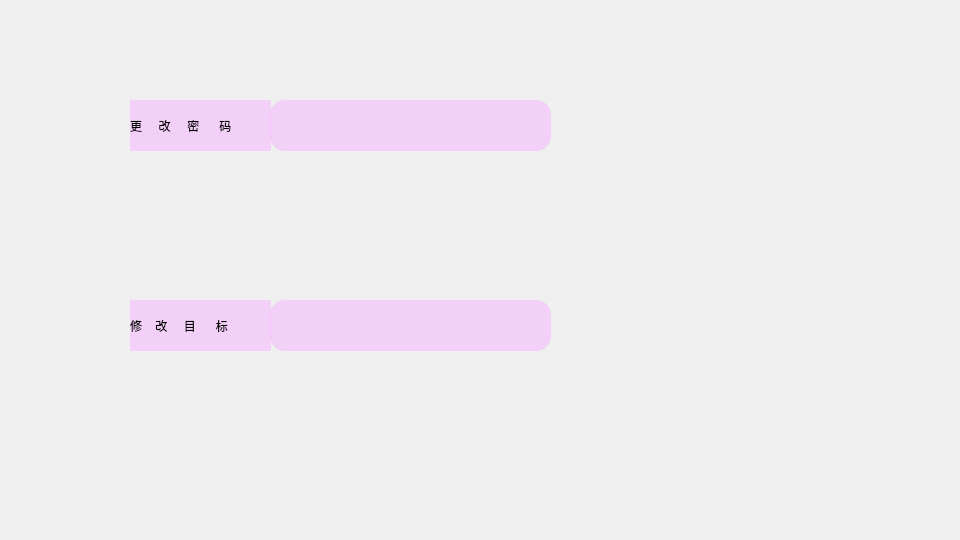
Above: setting_page.ui from YuanQiPKU/Reservoir before the change. Below: the same form after it.
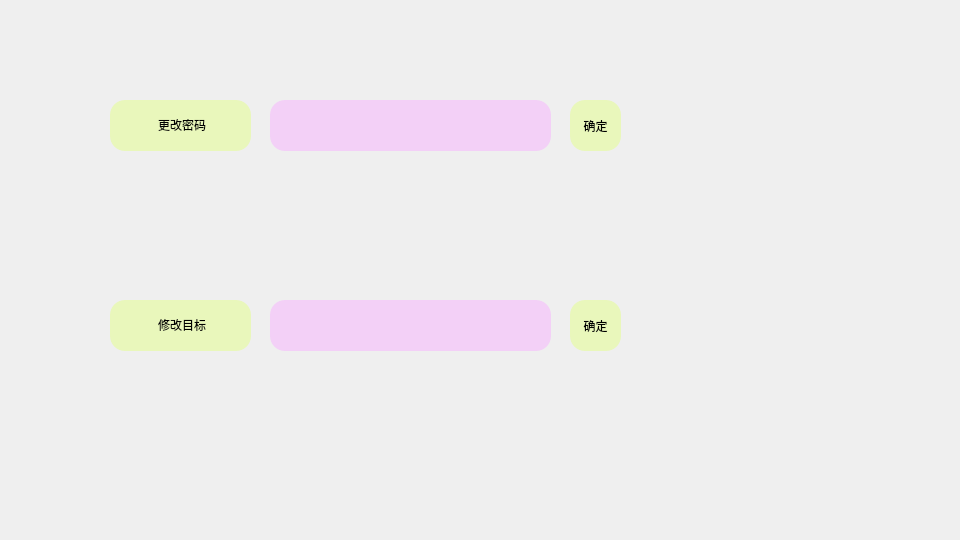
That is the form after the change.

Diff of the .ui file:
```diff
--- a/setting_page.ui
+++ b/setting_page.ui
@@ -31,20 +31,26 @@
   <widget class="QLabel" name="label">
    <property name="geometry">
     <rect>
-     <x>130</x>
+     <x>110</x>
      <y>100</y>
      <width>141</width>
      <height>51</height>
     </rect>
    </property>
    <property name="styleSheet">
-    <string notr="true">
-	background-color: rgba(246, 176, 255,125);
+    <string notr="true">QLabel {
+	background-color: rgba(227, 255, 133, 125);
+	font: 290 14pt &quot;幼圆&quot;;
+    color: #000000; /* 文字颜色 */
+    font-weight: normal;
+    padding: 5px; /* 按需调整内边距 */
+ border-radius: 15px;
+}
 
 </string>
    </property>
    <property name="text">
-    <string>更     改     密      码</string>
+    <string>&lt;html&gt;&lt;head/&gt;&lt;body&gt;&lt;p align=&quot;center&quot;&gt;更改密码&lt;/p&gt;&lt;/body&gt;&lt;/html&gt;</string>
    </property>
   </widget>
   <widget class="QLineEdit" name="password_change">
@@ -66,20 +72,28 @@
   <widget class="QLabel" name="label_2">
    <property name="geometry">
     <rect>
-     <x>130</x>
+     <x>110</x>
      <y>300</y>
      <width>141</width>
      <height>51</height>
     </rect>
    </property>
    <property name="styleSheet">
-    <string notr="true">
-	background-color: rgba(246, 176, 255,125);
+    <string notr="true">QLabel {
+	background-color: rgba(227, 255, 133, 125);
+	font: 290 14pt &quot;幼圆&quot;;
+    color: #000000; /* 文字颜色 */
+    font-weight: normal;
+    padding: 5px; /* 按需调整内边距 */
+ border-radius: 15px;
+}
+
+
 
 </string>
    </property>
    <property name="text">
-    <string>修    改     目      标</string>
+    <string>&lt;html&gt;&lt;head/&gt;&lt;body&gt;&lt;p align=&quot;center&quot;&gt;修改目标&lt;/p&gt;&lt;/body&gt;&lt;/html&gt;</string>
    </property>
   </widget>
   <widget class="QLineEdit" name="target_change">
@@ -98,6 +112,92 @@
 }</string>
    </property>
   </widget>
+  <widget class="QPushButton" name="btnUserHelp">
+   <property name="geometry">
+    <rect>
+     <x>570</x>
+     <y>100</y>
+     <width>51</width>
+     <height>51</height>
+    </rect>
+   </property>
+   <property name="minimumSize">
+    <size>
+     <width>0</width>
+     <height>0</height>
+    </size>
+   </property>
+   <property name="maximumSize">
+    <size>
+     <width>100</width>
+     <height>100</height>
+    </size>
+   </property>
+   <property name="styleSheet">
+    <string notr="true">QPushButton {
+	background-color: rgba(227, 255, 133, 125);
+	font: 290 14pt &quot;幼圆&quot;;
+    color: #000000; /* 文字颜色 */
+    font-weight: normal;
+    padding: 5px; /* 按需调整内边距 */
+ border-radius: 15px;
+}
+
+QPushButton:hover {
+   background-color: rgba(227, 255, 133, 200);
+   border-style: solid; /* 按下时边框样式 */
+    border-width: 1px; /* 按下时边框宽度 */
+    border-color: #8c8884; /* 按下时边框颜色 */
+    border-radius: 15px; /* 边框圆角 */
+}</string>
+   </property>
+   <property name="text">
+    <string>确定</string>
+   </property>
+  </widget>
+  <widget class="QPushButton" name="btnUserHelp_2">
+   <property name="geometry">
+    <rect>
+     <x>570</x>
+     <y>300</y>
+     <width>51</width>
+     <height>51</height>
+    </rect>
+   </property>
+   <property name="minimumSize">
+    <size>
+     <width>0</width>
+     <height>0</height>
+    </size>
+   </property>
+   <property name="maximumSize">
+    <size>
+     <width>100</width>
+     <height>100</height>
+    </size>
+   </property>
+   <property name="styleSheet">
+    <string notr="true">QPushButton {
+	background-color: rgba(227, 255, 133, 125);
+	font: 290 14pt &quot;幼圆&quot;;
+    color: #000000; /* 文字颜色 */
+    font-weight: normal;
+    padding: 5px; /* 按需调整内边距 */
+ border-radius: 15px;
+}
+
+QPushButton:hover {
+   background-color: rgba(227, 255, 133, 200);
+   border-style: solid; /* 按下时边框样式 */
+    border-width: 1px; /* 按下时边框宽度 */
+    border-color: #8c8884; /* 按下时边框颜色 */
+    border-radius: 15px; /* 边框圆角 */
+}</string>
+   </property>
+   <property name="text">
+    <string>确定</string>
+   </property>
+  </widget>
  </widget>
  <resources/>
  <connections/>
```
Left out of the diff: 4 changed lines with no effect on the pictures.
